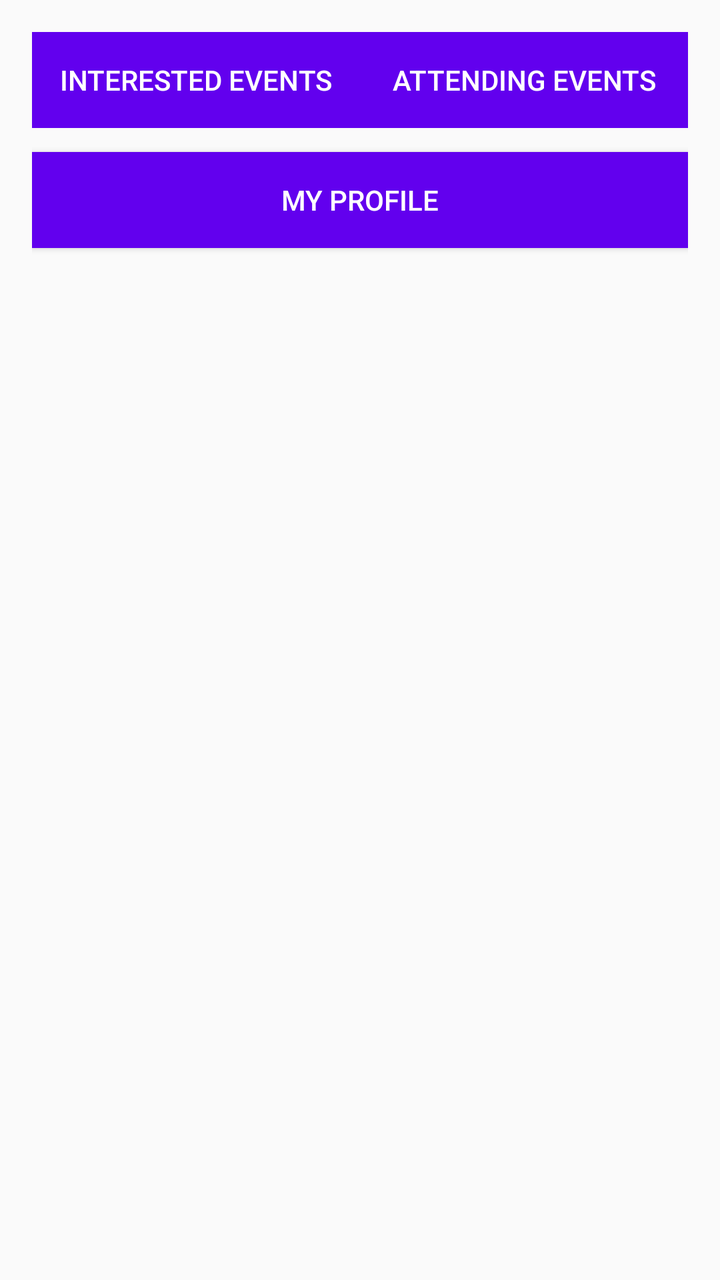
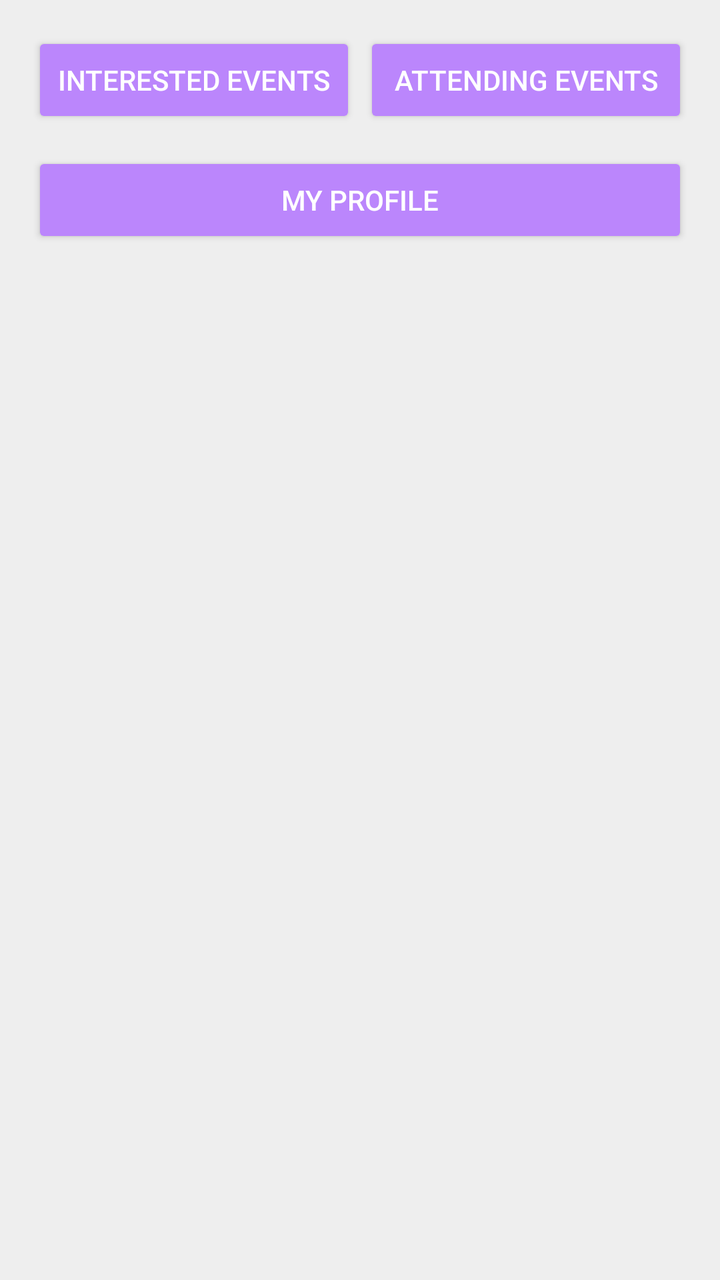

Compare the two renders of this Android layout. The source of the first and the diff that turns it into the second are given below.
<!-- AndroidManifest.xml: application theme Theme.EventsApp -->
<!-- res/layout/fragment_my_events.xml -->
<?xml version="1.0" encoding="utf-8"?>
<LinearLayout xmlns:android="http://schemas.android.com/apk/res/android"
    android:layout_width="match_parent"
    android:layout_height="match_parent"
    android:orientation="vertical"
    android:padding="16dp">

    
    <LinearLayout
        android:layout_width="match_parent"
        android:layout_height="wrap_content"
        android:orientation="horizontal">

        <Button
            android:id="@+id/btnInterestedEvents"
            android:layout_width="0dp"
            android:layout_height="wrap_content"
            android:layout_weight="1"
            android:background="#6200EE"
            android:text="INTERESTED EVENTS"
            android:textColor="#FFFFFF" />

        <Button
            android:id="@+id/btnAttendingEvents"
            android:layout_width="0dp"
            android:layout_height="wrap_content"
            android:layout_weight="1"
            android:background="#6200EE"
            android:text="ATTENDING EVENTS"
            android:textColor="#FFFFFF" />
    </LinearLayout>

    
    <Button
        android:id="@+id/btnMyProfile"
        android:layout_width="match_parent"
        android:layout_height="wrap_content"
        android:layout_marginTop="12dp"
        android:background="#6200EE"
        android:text="MY PROFILE"
        android:textColor="#FFFFFF" />

</LinearLayout>
<!-- resources referenced by this layout -->
<resources>
  <style name="Theme.EventsApp" parent="Theme.AppCompat.Light.DarkActionBar">
          
          <item name="colorPrimary">@color/purple_500</item>
          <item name="colorPrimaryDark">@color/purple_700</item>
          <item name="colorAccent">@color/teal_200</item>
          
      </style>
  <color name="purple_500">#FF6200EE</color>
  <color name="purple_700">#FF3700B3</color>
  <color name="teal_200">#FF03DAC5</color>
</resources>

<!-- the commit's change to res/layout/fragment_my_events.xml (unified diff, before → after) -->
@@ -3,7 +3,8 @@
     android:layout_width="match_parent"
     android:layout_height="match_parent"
     android:orientation="vertical"
-    android:padding="16dp">
+    android:padding="16dp"
+    android:background="@color/light_gray">
 
     
     <LinearLayout
@@ -16,28 +17,35 @@
             android:layout_width="0dp"
             android:layout_height="wrap_content"
             android:layout_weight="1"
-            android:background="#6200EE"
-            android:text="INTERESTED EVENTS"
-            android:textColor="#FFFFFF" />
+            android:backgroundTint="@color/purple_200"
+            android:text="@string/interested_events_upper"
+            android:textColor="@color/white" />
+
+        <Space
+            android:layout_width="4dp"
+            android:layout_height="match_parent" />
 
         <Button
             android:id="@+id/btnAttendingEvents"
             android:layout_width="0dp"
             android:layout_height="wrap_content"
             android:layout_weight="1"
-            android:background="#6200EE"
-            android:text="ATTENDING EVENTS"
-            android:textColor="#FFFFFF" />
+            android:backgroundTint="@color/purple_200"
+            android:text="@string/attending_events_upper"
+            android:textColor="@color/white" />
     </LinearLayout>
+
+    <Space
+        android:layout_width="match_parent"
+        android:layout_height="12dp" />
 
     
     <Button
         android:id="@+id/btnMyProfile"
         android:layout_width="match_parent"
         android:layout_height="wrap_content"
-        android:layout_marginTop="12dp"
-        android:background="#6200EE"
-        android:text="MY PROFILE"
-        android:textColor="#FFFFFF" />
+        android:backgroundTint="@color/purple_200"
+        android:text="@string/my_profile_upper"
+        android:textColor="@color/white" />
 
 </LinearLayout>
<!-- resource entries referenced after the edit -->
@@ -1,5 +1,11 @@
 <!-- resources referenced by this layout -->
 <resources>
+  <color name="light_gray">#EEEEEE</color>
+  <color name="purple_200">#FFBB86FC</color>
+  <color name="white">#FFFFFF</color>
+  <string name="attending_events_upper">ATTENDING EVENTS</string>
+  <string name="interested_events_upper">INTERESTED EVENTS</string>
+  <string name="my_profile_upper">MY PROFILE</string>
   <style name="Theme.EventsApp" parent="Theme.AppCompat.Light.DarkActionBar">
           
           <item name="colorPrimary">@color/purple_500</item>
